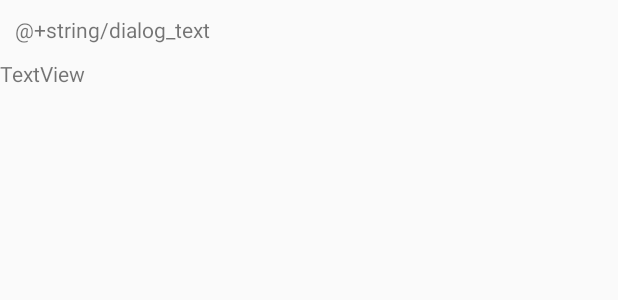
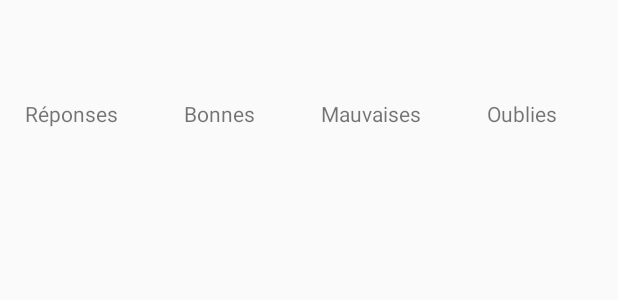
Before and after one commit to MatthieuAvrgs/BrainNBack, an Android app: the layout dialog_score.xml on its own in the app's theme, with its tools: preview values and no code run, on a phone screen of 412 x 824 dp. Shown: the top 300 px of the screen. Run offline under Robolectric (Android 15) with nearby library versions, the phone set to English and light mode, and no system bars.

```diff
--- a/app/src/main/java/fr/utt/if26/brainn_back/Game/Settings.java
+++ b/app/src/main/java/fr/utt/if26/brainn_back/Game/Settings.java
@@ -2,8 +2,8 @@ package fr.utt.if26.brainn_back.Game;
 
 public class Settings {
     private int niveau = 1;
-    private long temps = 3000;
-    private int nbreItems = 5;
+    private long temps = 2500;
+    private int nbreItems = 4;
     private boolean couleur = false;
     private boolean son = true;
 
--- a/app/src/main/res/layout/dialog_score.xml
+++ b/app/src/main/res/layout/dialog_score.xml
@@ -6,47 +6,69 @@
 
     <LinearLayout
         android:layout_width="match_parent"
-        android:layout_height="match_parent"
+        android:layout_height="wrap_content"
         android:orientation="vertical">
 
         <TextView
-            android:id="@+id/dialog_info"
+            android:id="@+id/dialog_titre"
             android:layout_width="match_parent"
             android:layout_height="wrap_content"
-            android:padding="10dp"
-            android:text="@+string/dialog_text" />
-
-        <android.support.v7.widget.GridLayout
-            android:layout_width="match_parent"
-            android:layout_height="match_parent">
-
-            <TextView
-                android:id="@+id/textView5"
-                android:layout_width="wrap_content"
-                android:layout_height="wrap_content"
-                android:text="TextView" />
-        </android.support.v7.widget.GridLayout>
+            android:textSize="22sp"
+            android:padding="10dp"/>
 
         <LinearLayout
             android:layout_width="match_parent"
-            android:layout_height="40dp"
-            android:layout_below="@id/dialog_info">
+            android:layout_height="match_parent"
+            android:layout_margin="3dp"
+            android:orientation="vertical">
 
-            <Button
-                android:id="@+id/dialog_cancel"
-                android:layout_width="0dp"
-                android:layout_height="match_parent"
-                android:layout_weight="0.50"
-                android:text="Cancel" />
+            <LinearLayout
+                android:layout_width="match_parent"
+                android:layout_height="wrap_content"
+                android:layout_margin="3dp"
+                android:orientation="horizontal">
 
-            <Button
-                android:id="@+id/dialog_ok"
-                android:layout_width="0dp"
-                android:layout_height="match_parent"
-                android:layout_weight="0.50"
-                android:text="Agree" />
+                <TextView
+                    android:id="@+id/titre"
+                    android:layout_width="wrap_content"
+                    android:layout_height="wrap_content"
+                    android:layout_weight="1"
+                    android:padding="10dp"
+                    android:text="Réponses" />
+
+
+                <TextView
+                    android:id="@+id/bonnesReponses"
+                    android:layout_width="wrap_content"
+                    android:layout_height="wrap_content"
+                    android:layout_weight="1"
+                    android:padding="10dp"
+                    android:text="Bonnes" />
+
+
+                <TextView
+                    android:id="@+id/mauvaisesReponses"
+                    android:layout_width="wrap_content"
+                    android:layout_height="wrap_content"
+                    android:layout_weight="1"
+                    android:padding="10dp"
+                    android:text="Mauvaises" />
+
+
+                <TextView
+                    android:id="@+id/oublies"
+                    android:layout_width="wrap_content"
+                    android:layout_height="wrap_content"
+                    android:layout_weight="1"
+                    android:padding="10dp"
+                    android:text="Oublies" />
+            </LinearLayout>
+
+            <ListView
+                android:id="@+id/stats_list_view"
+                android:layout_width="match_parent"
+                android:layout_height="wrap_content" />
         </LinearLayout>
-
     </LinearLayout>
 
 </RelativeLayout>
```
Also changed, not shown: app/src/main/java/fr/utt/if26/brainn_back/Game/Partie.java (+20 -12 lines), app/src/main/java/fr/utt/if26/brainn_back/Game/Statistique.java (+9 -0 lines), app/src/main/java/fr/utt/if26/brainn_back/GameActivity.java (+34 -26 lines), app/src/main/java/fr/utt/if26/brainn_back/StatistiquesAdapter.java (added, +75 -0 lines), app/src/main/res/layout/activity_main.xml (+26 -20 lines), app/src/main/res/layout/layout_une_ligne_statistique.xml (added, +54 -0 lines).
